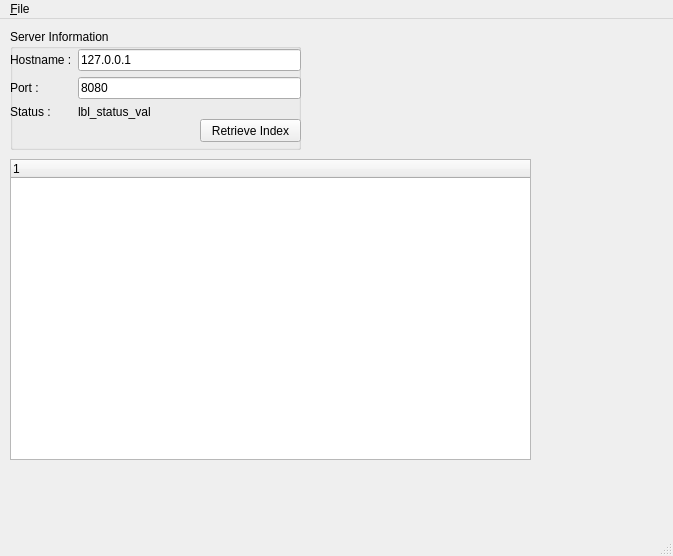
Above: gui/client_form.ui from jordsti/sufs before the change. Below: the same form after it.
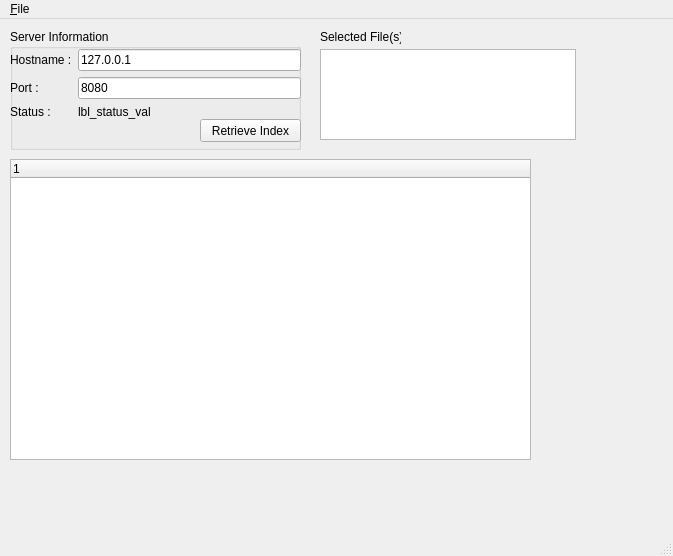
That is the form after the change.

The edit to the form file:
```diff
--- a/gui/client_form.ui
+++ b/gui/client_form.ui
@@ -115,6 +115,29 @@
      </property>
     </column>
    </widget>
+   <widget class="QLabel" name="lbl_selected_files">
+    <property name="geometry">
+     <rect>
+      <x>320</x>
+      <y>10</y>
+      <width>81</width>
+      <height>16</height>
+     </rect>
+    </property>
+    <property name="text">
+     <string>Selected File(s)</string>
+    </property>
+   </widget>
+   <widget class="QListWidget" name="lw_selected_files">
+    <property name="geometry">
+     <rect>
+      <x>320</x>
+      <y>30</y>
+      <width>256</width>
+      <height>91</height>
+     </rect>
+    </property>
+   </widget>
   </widget>
   <widget class="QMenuBar" name="menubar">
    <property name="geometry">
```
